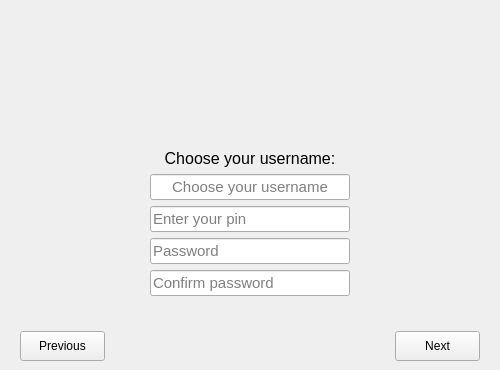
This is wizarddialog.ui in savoirfairelinux/jami-client-windows as Qt 5 draws it before an edit. The edited form follows.
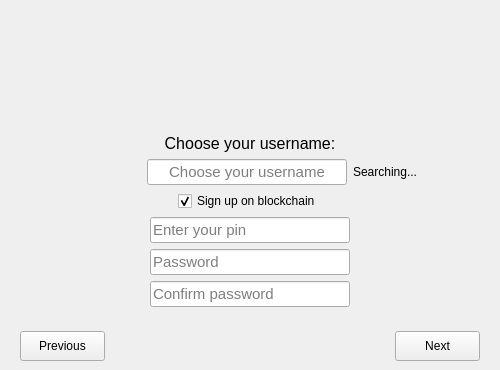
This is the edited form. The open tabs and pages were chosen to show the change. Icons and pictures are not drawn.

Commit message: ui: Implement Ring usernames (Ethereum)

```diff
--- a/wizarddialog.ui
+++ b/wizarddialog.ui
@@ -214,7 +214,22 @@
          </property>
         </widget>
        </item>
-       <item alignment="Qt::AlignHCenter">
+       <item>
+        <layout class="QHBoxLayout" name="horizontalLayout_2">
+         <item>
+          <spacer name="horizontalSpacer_2">
+           <property name="orientation">
+            <enum>Qt::Horizontal</enum>
+           </property>
+           <property name="sizeHint" stdset="0">
+            <size>
+             <width>40</width>
+             <height>20</height>
+            </size>
+           </property>
+          </spacer>
+         </item>
+         <item>
         <widget class="QLineEdit" name="usernameEdit">
          <property name="minimumSize">
           <size>
@@ -240,6 +255,34 @@
           <string>Choose your username</string>
          </property>
          <property name="clearButtonEnabled">
+            <bool>true</bool>
+           </property>
+          </widget>
+         </item>
+         <item>
+          <widget class="QLabel" name="searchingStateLabel">
+           <property name="sizePolicy">
+            <sizepolicy hsizetype="Expanding" vsizetype="Preferred">
+             <horstretch>0</horstretch>
+             <verstretch>0</verstretch>
+            </sizepolicy>
+           </property>
+           <property name="text">
+            <string>Searching...</string>
+           </property>
+          </widget>
+         </item>
+        </layout>
+       </item>
+       <item alignment="Qt::AlignHCenter">
+        <widget class="QCheckBox" name="signUpCheckbox">
+         <property name="toolTip">
+          <string>Register your username on the Ring. This will reserve the username so that only you can use it. Your friends will be able to call you with your usename instead of using your RingID.</string>
+         </property>
+         <property name="text">
+          <string>Sign up on blockchain</string>
+         </property>
+         <property name="checked">
           <bool>true</bool>
          </property>
         </widget>
```
Lines whose indentation alone changed are shown as unchanged. The commit also changes 6 other files.
